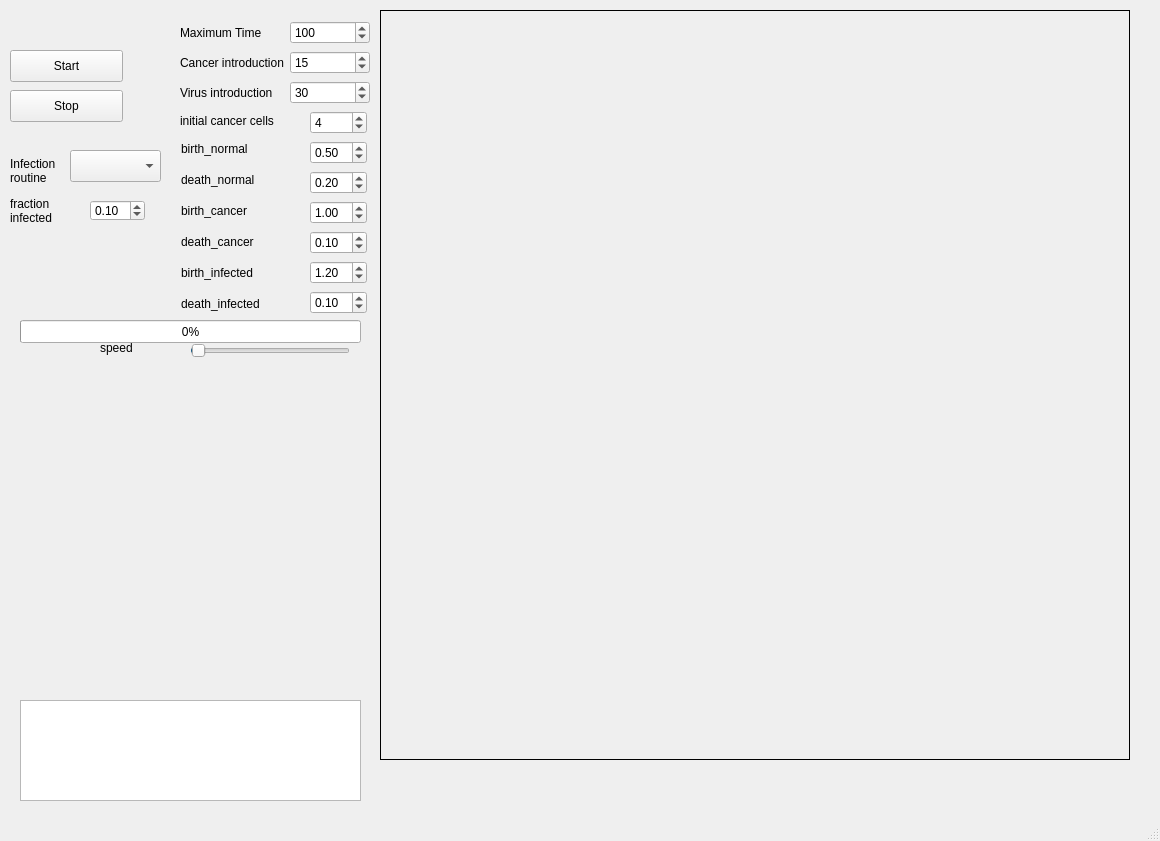
The window that mainwindow.ui (thijsjanzen/onco_viral_sim) describes before a commit, drawn with Qt 5.
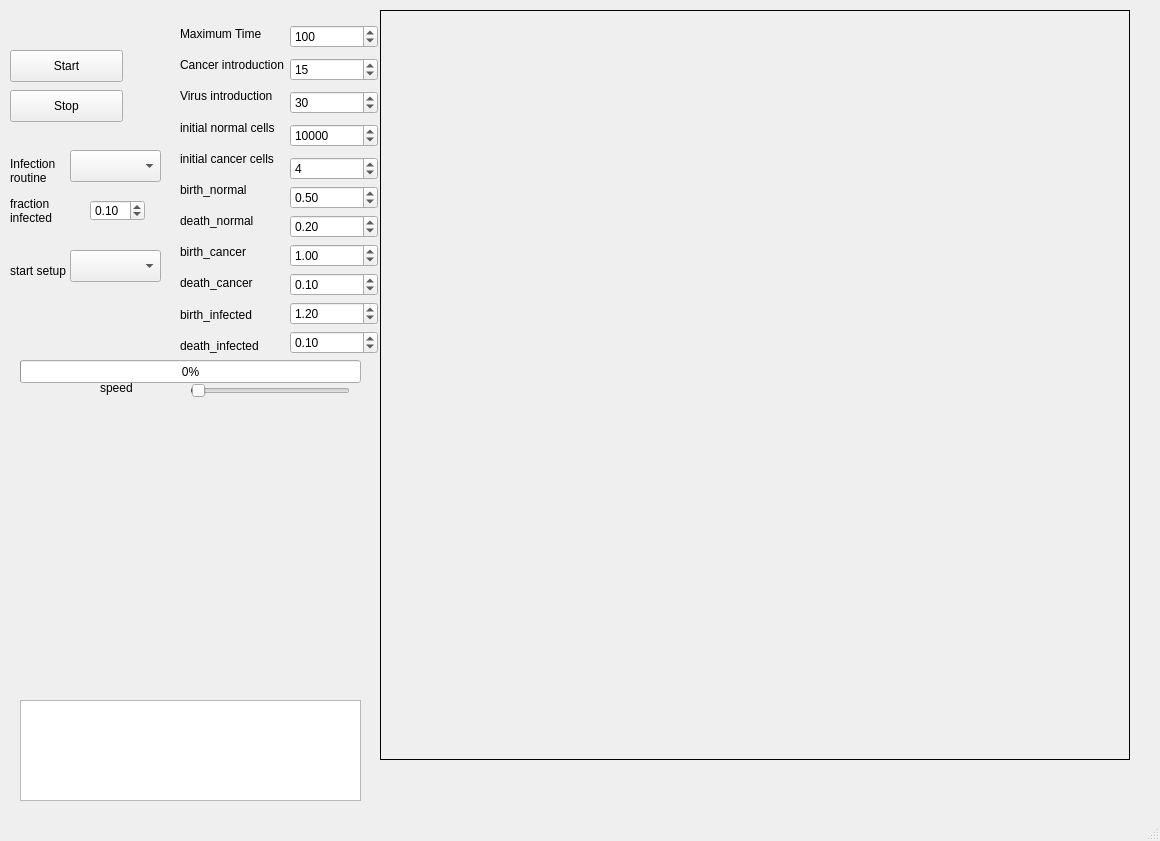
The same window after the commit. Custom widgets are drawn as their Qt base class.

Commit message: add full growth start

What changed in the file:
```diff
--- a/mainwindow.ui
+++ b/mainwindow.ui
@@ -10,6 +10,12 @@
     <height>841</height>
    </rect>
   </property>
+  <property name="sizePolicy">
+   <sizepolicy hsizetype="Preferred" vsizetype="Preferred">
+    <horstretch>1</horstretch>
+    <verstretch>1</verstretch>
+   </sizepolicy>
+  </property>
   <property name="minimumSize">
    <size>
     <width>0</width>
@@ -18,12 +24,18 @@
   </property>
   <property name="maximumSize">
    <size>
-    <width>1200</width>
-    <height>1000</height>
+    <width>16777215</width>
+    <height>16777215</height>
    </size>
   </property>
   <property name="windowTitle">
-   <string>MainWindow</string>
+   <string>Oncolytic Virus Simulator</string>
+  </property>
+  <property name="animated">
+   <bool>false</bool>
+  </property>
+  <property name="tabShape">
+   <enum>QTabWidget::Triangular</enum>
   </property>
   <widget class="QWidget" name="centralwidget">
    <widget class="QPushButton" name="btn_start">
@@ -77,19 +89,6 @@
      </rect>
     </property>
    </widget>
-   <widget class="QLabel" name="label_10">
-    <property name="geometry">
-     <rect>
-      <x>180</x>
-      <y>110</y>
-      <width>121</width>
-      <height>21</height>
-     </rect>
-    </property>
-    <property name="text">
-     <string>initial cancer cells</string>
-    </property>
-   </widget>
    <widget class="QCustomPlot" name="line_plot" native="true">
     <property name="geometry">
      <rect>
@@ -117,7 +116,7 @@
     <property name="geometry">
      <rect>
       <x>20</x>
-      <y>320</y>
+      <y>360</y>
       <width>341</width>
       <height>23</height>
      </rect>
@@ -126,92 +125,11 @@
      <number>0</number>
     </property>
    </widget>
-   <widget class="QWidget" name="layoutWidget">
-    <property name="geometry">
-     <rect>
-      <x>180</x>
-      <y>20</y>
-      <width>190</width>
-      <height>85</height>
-     </rect>
-    </property>
-    <layout class="QGridLayout" name="gridLayout_2">
-     <item row="0" column="0">
-      <widget class="QLabel" name="label">
-       <property name="text">
-        <string>Maximum Time</string>
-       </property>
-      </widget>
-     </item>
-     <item row="0" column="1">
-      <widget class="QSpinBox" name="box_maxtime">
-       <property name="layoutDirection">
-        <enum>Qt::LeftToRight</enum>
-       </property>
-       <property name="minimum">
-        <number>1</number>
-       </property>
-       <property name="maximum">
-        <number>50000</number>
-       </property>
-       <property name="value">
-        <number>100</number>
-       </property>
-      </widget>
-     </item>
-     <item row="1" column="0">
-      <widget class="QLabel" name="label_2">
-       <property name="text">
-        <string>Cancer introduction</string>
-       </property>
-      </widget>
-     </item>
-     <item row="1" column="1">
-      <widget class="QSpinBox" name="box_cancer_time">
-       <property name="layoutDirection">
-        <enum>Qt::LeftToRight</enum>
-       </property>
-       <property name="minimum">
-        <number>1</number>
-       </property>
-       <property name="maximum">
-        <number>5000</number>
-       </property>
-       <property name="value">
-        <number>15</number>
-       </property>
-      </widget>
-     </item>
-     <item row="2" column="0">
-      <widget class="QLabel" name="label_3">
-       <property name="text">
-        <string>Virus introduction</string>
-       </property>
-      </widget>
-     </item>
-     <item row="2" column="1">
-      <widget class="QSpinBox" name="box_virus_time">
-       <property name="layoutDirection">
-        <enum>Qt::LeftToRight</enum>
-       </property>
-       <property name="minimum">
-        <number>1</number>
-       </property>
-       <property name="maximum">
-        <number>5000</number>
-       </property>
-       <property name="value">
-        <number>30</number>
-       </property>
-      </widget>
-     </item>
-    </layout>
-   </widget>
    <widget class="QSlider" name="speed_slider">
     <property name="geometry">
      <rect>
       <x>190</x>
-      <y>340</y>
+      <y>380</y>
       <width>160</width>
       <height>22</height>
      </rect>
@@ -233,7 +151,7 @@
     <property name="geometry">
      <rect>
       <x>100</x>
-      <y>340</y>
+      <y>380</y>
       <width>90</width>
       <height>16</height>
      </rect>
@@ -306,146 +224,246 @@
      <double>0.100000000000000</double>
     </property>
    </widget>
-   <widget class="QLabel" name="label_8">
+   <widget class="QLabel" name="label_15">
     <property name="geometry">
      <rect>
-      <x>181</x>
-      <y>265</y>
-      <width>84</width>
-      <height>16</height>
+      <x>10</x>
+      <y>250</y>
+      <width>61</width>
+      <height>41</height>
      </rect>
     </property>
     <property name="text">
-     <string>birth_infected</string>
+     <string>start setup</string>
     </property>
-   </widget>
-   <widget class="QLabel" name="label_7">
-    <property name="geometry">
-     <rect>
-      <x>181</x>
-      <y>234</y>
-      <width>82</width>
-      <height>16</height>
-     </rect>
+    <property name="scaledContents">
+     <bool>false</bool>
     </property>
-    <property name="text">
-     <string>death_cancer</string>
+    <property name="wordWrap">
+     <bool>true</bool>
     </property>
    </widget>
-   <widget class="QLabel" name="label_4">
+   <widget class="QComboBox" name="box_start_setup">
     <property name="geometry">
      <rect>
-      <x>181</x>
-      <y>141</y>
-      <width>76</width>
-      <height>16</height>
+      <x>70</x>
+      <y>250</y>
+      <width>91</width>
+      <height>32</height>
      </rect>
     </property>
-    <property name="text">
-     <string>birth_normal</string>
-    </property>
-   </widget>
-   <widget class="QLabel" name="label_5">
-    <property name="geometry">
-     <rect>
-      <x>181</x>
-      <y>172</y>
-      <width>82</width>
-      <height>16</height>
-     </rect>
-    </property>
-    <property name="text">
-     <string>death_normal</string>
-    </property>
-   </widget>
-   <widget class="QLabel" name="label_9">
-    <property name="geometry">
-     <rect>
-      <x>181</x>
-      <y>296</y>
-      <width>90</width>
-      <height>16</height>
-     </rect>
-    </property>
-    <property name="text">
-     <string>death_infected</string>
-    </property>
-   </widget>
-   <widget class="QLabel" name="label_6">
-    <property name="geometry">
-     <rect>
-      <x>181</x>
-      <y>203</y>
-      <width>76</width>
-      <height>16</height>
-     </rect>
-    </property>
-    <property name="text">
-     <string>birth_cancer</string>
+    <property name="currentText">
+     <string notr="true"/>
     </property>
    </widget>
    <widget class="QWidget" name="">
     <property name="geometry">
      <rect>
-      <x>310</x>
-      <y>110</y>
-      <width>57</width>
-      <height>209</height>
+      <x>180</x>
+      <y>21</y>
+      <width>198</width>
+      <height>337</height>
      </rect>
     </property>
-    <layout class="QVBoxLayout" name="verticalLayout">
-     <item>
-      <widget class="QSpinBox" name="box_cancer_cells">
-       <property name="minimum">
-        <number>1</number>
+    <layout class="QGridLayout" name="gridLayout">
+     <item row="0" column="0">
+      <widget class="QLabel" name="label">
+       <property name="text">
+        <string>Maximum Time</string>
        </property>
-       <property name="maximum">
-        <number>5000</number>
+      </widget>
+     </item>
+     <item row="0" column="1" rowspan="11">
+      <layout class="QVBoxLayout" name="verticalLayout_2">
+       <item>
+        <widget class="QSpinBox" name="box_maxtime">
+         <property name="layoutDirection">
+          <enum>Qt::LeftToRight</enum>
+         </property>
+         <property name="minimum">
+          <number>1</number>
+         </property>
+         <property name="maximum">
+          <number>50000</number>
+         </property>
+         <property name="value">
+          <number>100</number>
+         </property>
+        </widget>
+       </item>
+       <item>
+        <widget class="QSpinBox" name="box_cancer_time">
+         <property name="layoutDirection">
+          <enum>Qt::LeftToRight</enum>
+         </property>
+         <property name="minimum">
+          <number>1</number>
+         </property>
+         <property name="maximum">
+          <number>5000</number>
+         </property>
+         <property name="value">
+          <number>15</number>
+         </property>
+        </widget>
+       </item>
+       <item>
+        <widget class="QSpinBox" name="box_virus_time">
+         <property name="layoutDirection">
+          <enum>Qt::LeftToRight</enum>
+         </property>
+         <property name="minimum">
+          <number>1</number>
+         </property>
+         <property name="maximum">
+          <number>5000</number>
+         </property>
+         <property name="value">
+          <number>30</number>
+         </property>
+        </widget>
+       </item>
+       <item>
+        <widget class="QSpinBox" name="box_normal_cells">
+         <property name="minimum">
+          <number>1</number>
+         </property>
+         <property name="maximum">
+          <number>100000</number>
+         </property>
+         <property name="value">
+          <number>10000</number>
+         </property>
+        </widget>
+       </item>
+       <item>
+        <layout class="QVBoxLayout" name="verticalLayout">
+         <item>
+          <widget class="QSpinBox" name="box_cancer_cells">
+           <property name="minimum">
+            <number>1</number>
+           </property>
+           <property name="maximum">
+            <number>5000</number>
+           </property>
+           <property name="value">
+            <number>4</number>
+           </property>
+          </widget>
+         </item>
+         <item>
+          <widget class="QDoubleSpinBox" name="box_birth_normal">
+           <property name="value">
+            <double>0.500000000000000</double>
+           </property>
+          </widget>
+         </item>
+         <item>
+          <widget class="QDoubleSpinBox" name="box_death_normal">
+           <property name="value">
+            <double>0.200000000000000</double>
+           </property>
+          </widget>
+         </item>
+         <item>
+          <widget class="QDoubleSpinBox" name="box_birth_cancer">
+           <property name="value">
+            <double>1.000000000000000</double>
+           </property>
+          </widget>
+         </item>
+         <item>
+          <widget class="QDoubleSpinBox" name="box_death_cancer">
+           <property name="value">
+            <double>0.100000000000000</double>
+           </property>
+          </widget>
+         </item>
+         <item>
+          <widget class="QDoubleSpinBox" name="box_birth_infected">
+           <property name="value">
+            <double>1.200000000000000</double>
+           </property>
+          </widget>
+         </item>
+         <item>
+          <widget class="QDoubleSpinBox" name="box_death_infected">
+           <property name="value">
+            <double>0.100000000000000</double>
+           </property>
+          </widget>
+         </item>
+        </layout>
+       </item>
+      </layout>
+     </item>
+     <item row="1" column="0">
+      <widget class="QLabel" name="label_2">
+       <property name="text">
+        <string>Cancer introduction</string>
        </property>
-       <property name="value">
-        <number>4</number>
+      </widget>
+     </item>
+     <item row="2" column="0">
+      <widget class="QLabel" name="label_3">
+       <property name="text">
+        <string>Virus introduction</string>
        </property>
       </widget>
      </item>
-     <item>
-      <widget class="QDoubleSpinBox" name="box_birth_normal">
-       <property name="value">
-        <double>0.500000000000000</double>
+     <item row="3" column="0">
+      <widget class="QLabel" name="label_14">
+       <property name="text">
+        <string>initial normal cells</string>
        </property>
       </widget>
      </item>
-     <item>
-      <widget class="QDoubleSpinBox" name="box_death_normal">
-       <property name="value">
-        <double>0.200000000000000</double>
+     <item row="4" column="0">
+      <widget class="QLabel" name="label_10">
+       <property name="text">
+        <string>initial cancer cells</string>
        </property>
       </widget>
      </item>
-     <item>
-      <widget class="QDoubleSpinBox" name="box_birth_cancer">
-       <property name="value">
-        <double>1.000000000000000</double>
+     <item row="5" column="0">
+      <widget class="QLabel" name="label_4">
+       <property name="text">
+        <string>birth_normal</string>
        </property>
       </widget>
      </item>
-     <item>
-      <widget class="QDoubleSpinBox" name="box_death_cancer">
-       <property name="value">
-        <double>0.100000000000000</double>
+     <item row="6" column="0">
+      <widget class="QLabel" name="label_5">
+       <property name="text">
+        <string>death_normal</string>
        </property>
       </widget>
      </item>
-     <item>
-      <widget class="QDoubleSpinBox" name="box_birth_infected">
-       <property name="value">
-        <double>1.200000000000000</double>
+     <item row="7" column="0">
+      <widget class="QLabel" name="label_6">
+       <property name="text">
+        <string>birth_cancer</string>
        </property>
       </widget>
      </item>
-     <item>
-      <widget class="QDoubleSpinBox" name="box_death_infected">
-       <property name="value">
-        <double>0.100000000000000</double>
+     <item row="8" column="0">
+      <widget class="QLabel" name="label_7">
+       <property name="text">
+        <string>death_cancer</string>
+       </property>
+      </widget>
+     </item>
+     <item row="9" column="0">
+      <widget class="QLabel" name="label_8">
+       <property name="text">
+        <string>birth_infected</string>
+       </property>
+      </widget>
+     </item>
+     <item row="10" column="0">
+      <widget class="QLabel" name="label_9">
+       <property name="text">
+        <string>death_infected</string>
        </property>
       </widget>
      </item>
```
Left out of the diff: 11 changed lines with no effect on the pictures. The commit also changes 5 other files.
